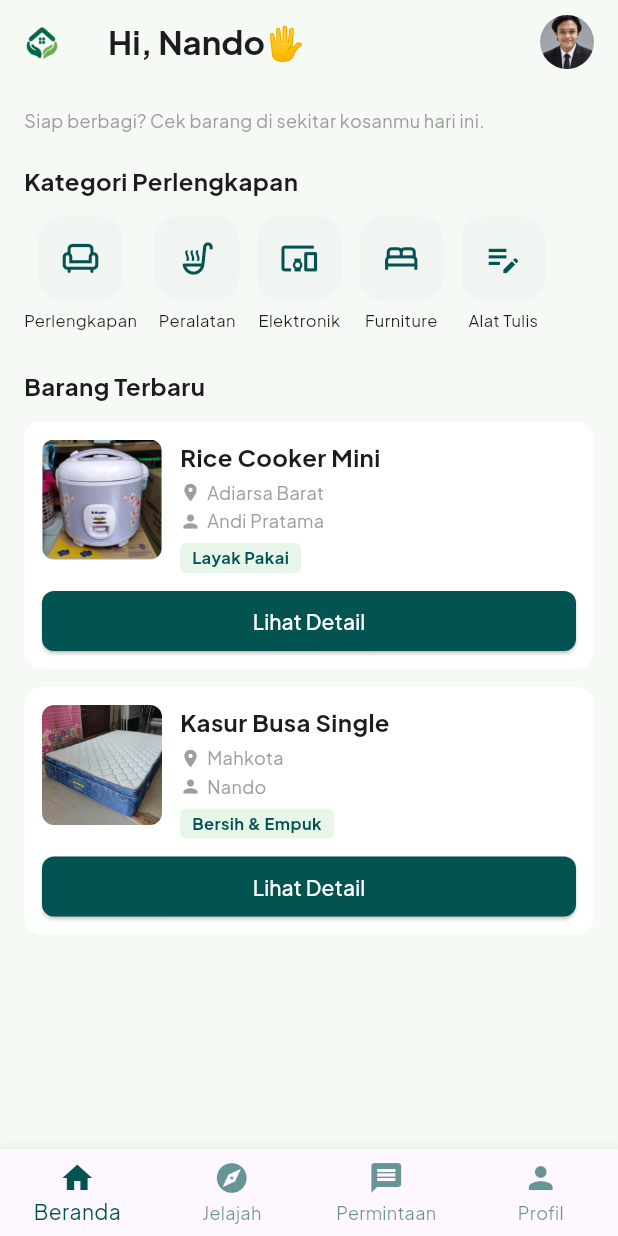
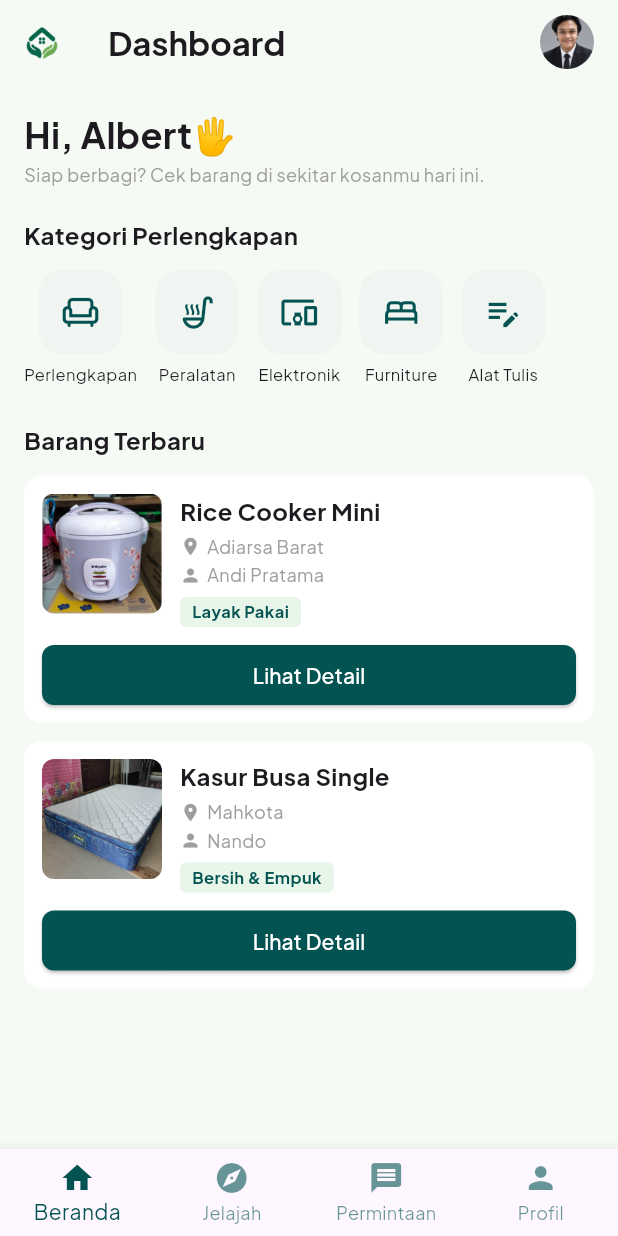
Before and after one commit to Yagirado/SAPA, a Flutter app: the Bottom screen opened directly, on a phone screen of 412 x 824 dp. Run offline on Flutter 3.47's test engine with Material 3 defaults, Android fonts, the phone set to English and light mode, and no system bars.

Commit message:
feat(home):update ui

```diff
--- a/lib/bottom/bottom.dart
+++ b/lib/bottom/bottom.dart
@@ -1,7 +1,7 @@
 import 'package:flutter/material.dart';
 import 'package:sapa/home/home.dart';
 import 'package:sapa/explore/explore.dart';
-import 'package:sapa/profile/profile.dart';
+import 'package:sapa/profile/profilesaya.dart';
 import 'package:sapa/request/request.dart';
 import 'package:sapa/theme/app_colors.dart';
 
@@ -25,7 +25,7 @@ class _BottomState extends State<Bottom> {
     const HomePage(),
     const ExplorePage(),
     const RequestPage(),
-    const ProfilePage(),
+    const ProfileSaya(),
   ];
 
   @override
--- a/lib/home/home.dart
+++ b/lib/home/home.dart
@@ -41,7 +41,7 @@ class HomePage extends StatelessWidget {
           ),
         ),
         title: const Text(
-          'Hi, Nando🖐',
+          'Dashboard',
           style: TextStyle(fontWeight: FontWeight.bold),
         ),
         actions: [
@@ -63,6 +63,10 @@ class HomePage extends StatelessWidget {
         child: Column(
           crossAxisAlignment: CrossAxisAlignment.start,
           children: [
+            const Text(
+              'Hi, Albert🖐',
+              style: TextStyle(fontWeight: FontWeight.bold, fontSize: 24.0),
+            ),
             const Text(
               'Siap berbagi? Cek barang di sekitar kosanmu hari ini.',
               style: TextStyle(fontSize: 12, color: Colors.grey),
```
